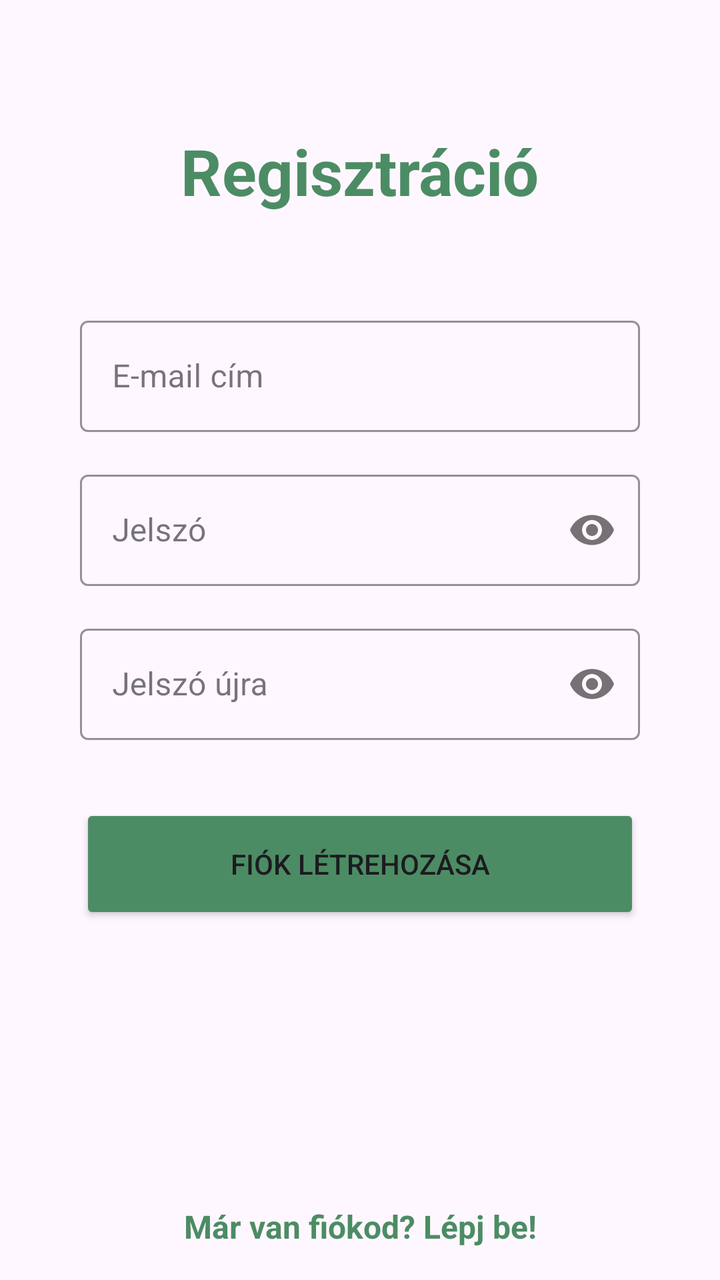
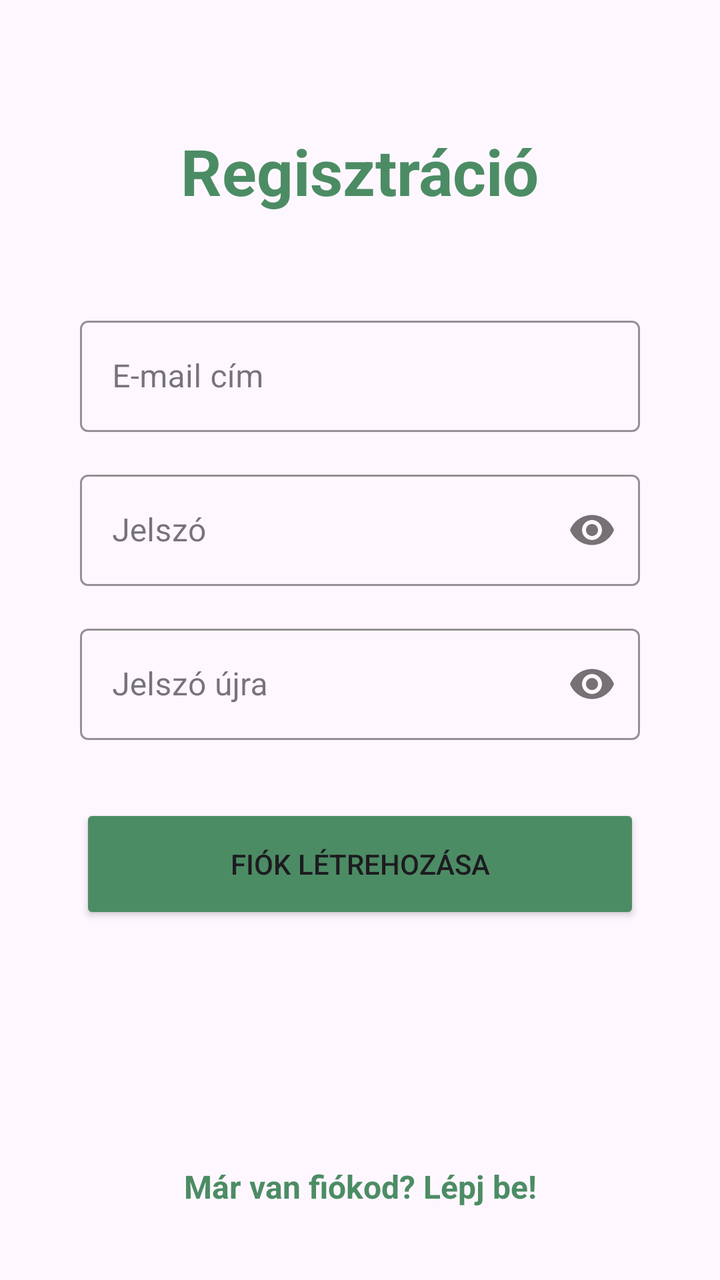

The first picture is an Android layout as it rendered before a commit; the second is the same layout after the commit. The layout source and the unified diff follow.
<!-- AndroidManifest.xml: application theme Theme.MyGameVault -->
<!-- res/layout/fragment_register.xml -->
<?xml version="1.0" encoding="utf-8"?>
<androidx.constraintlayout.widget.ConstraintLayout xmlns:android="http://schemas.android.com/apk/res/android"
    xmlns:app="http://schemas.android.com/apk/res-auto"
    xmlns:tools="http://schemas.android.com/tools"
    android:id="@+id/clRegister"
    android:layout_width="match_parent"
    android:layout_height="match_parent"
    tools:context=".Fragments.RegisterFragment">

    <TextView
        android:id="@+id/tvTitleRegister"
        android:layout_width="wrap_content"
        android:layout_height="wrap_content"
        android:layout_marginTop="64dp"
        android:text="@string/register"
        android:textColor="@color/green"
        android:textSize="32sp"
        android:textStyle="bold"
        app:layout_constraintEnd_toEndOf="parent"
        app:layout_constraintStart_toStartOf="parent"
        app:layout_constraintTop_toTopOf="parent" />

    <com.google.android.material.textfield.TextInputLayout
        android:id="@+id/tilRegisterEmail"
        style="@style/Widget.MaterialComponents.TextInputLayout.OutlinedBox"
        android:layout_width="0dp"
        android:layout_height="wrap_content"
        android:layout_marginStart="40dp"
        android:layout_marginTop="48dp"
        android:layout_marginEnd="40dp"
        android:hint="@string/email"
        app:boxStrokeColor="@color/green"
        app:hintTextColor="@color/green"
        app:layout_constraintEnd_toEndOf="parent"
        app:layout_constraintStart_toStartOf="parent"
        app:layout_constraintTop_toBottomOf="@+id/tvTitleRegister">

        <com.google.android.material.textfield.TextInputEditText
            android:id="@+id/etRegisterEmail"
            android:layout_width="match_parent"
            android:layout_height="wrap_content"
            android:inputType="textEmailAddress" />
    </com.google.android.material.textfield.TextInputLayout>

    <com.google.android.material.textfield.TextInputLayout
        android:id="@+id/tilRegisterPassword"
        style="@style/Widget.MaterialComponents.TextInputLayout.OutlinedBox"
        android:layout_width="0dp"
        android:layout_height="wrap_content"
        android:layout_marginStart="40dp"
        android:layout_marginTop="16dp"
        android:layout_marginEnd="40dp"
        android:hint="@string/password"
        app:boxStrokeColor="@color/green"
        app:hintTextColor="@color/green"
        app:passwordToggleEnabled="true"
        app:layout_constraintEnd_toEndOf="parent"
        app:layout_constraintStart_toStartOf="parent"
        app:layout_constraintTop_toBottomOf="@+id/tilRegisterEmail">

        <com.google.android.material.textfield.TextInputEditText
            android:id="@+id/etRegisterPassword"
            android:layout_width="match_parent"
            android:layout_height="wrap_content"
            android:inputType="textPassword" />
    </com.google.android.material.textfield.TextInputLayout>

    <com.google.android.material.textfield.TextInputLayout
        android:id="@+id/tilRegisterPasswordConfirm"
        style="@style/Widget.MaterialComponents.TextInputLayout.OutlinedBox"
        android:layout_width="0dp"
        android:layout_height="wrap_content"
        android:layout_marginStart="40dp"
        android:layout_marginTop="16dp"
        android:layout_marginEnd="40dp"
        android:hint="@string/password_confirm"
        app:boxStrokeColor="@color/green"
        app:hintTextColor="@color/green"
        app:passwordToggleEnabled="true"
        app:layout_constraintEnd_toEndOf="parent"
        app:layout_constraintStart_toStartOf="parent"
        app:layout_constraintTop_toBottomOf="@+id/tilRegisterPassword">

        <com.google.android.material.textfield.TextInputEditText
            android:id="@+id/etRegisterPasswordConfirm"
            android:layout_width="match_parent"
            android:layout_height="wrap_content"
            android:inputType="textPassword" />
    </com.google.android.material.textfield.TextInputLayout>

    <Button
        android:id="@+id/btnRegister"
        android:layout_width="0dp"
        android:layout_height="60dp"
        android:layout_marginTop="32dp"
        android:layout_marginStart="40dp"
        android:layout_marginEnd="40dp"
        android:text="@string/register_button"
        android:backgroundTint="@color/green"
        app:layout_constraintEnd_toEndOf="parent"
        app:layout_constraintStart_toStartOf="parent"
        app:layout_constraintTop_toBottomOf="@+id/tilRegisterPasswordConfirm" />

    <TextView
        android:id="@+id/tvLogin"
        android:layout_width="wrap_content"
        android:layout_height="wrap_content"
        android:text="@string/register_to_login"
        android:textColor="@color/green"
        android:textSize="16sp"
        android:textStyle="bold"
        android:padding="16dp"
        app:layout_constraintBottom_toBottomOf="parent"
        app:layout_constraintEnd_toEndOf="parent"
        app:layout_constraintStart_toStartOf="parent" />

</androidx.constraintlayout.widget.ConstraintLayout>
<!-- resources referenced by this layout -->
<resources>
  <color name="green">#4C8C64</color>
  <string name="email">E-mail cím</string>
  <string name="password">Jelszó</string>
  <string name="password_confirm">Jelszó újra</string>
  <string name="register">Regisztráció</string>
  <string name="register_button">Fiók létrehozása</string>
  <string name="register_to_login">Már van fiókod? Lépj be!</string>
  <style name="Theme.MyGameVault" parent="Base.Theme.MyGameVault" />
  <style name="Base.Theme.MyGameVault" parent="Theme.Material3.DayNight.NoActionBar">
          
          
      </style>
</resources>

<!-- the commit's change to res/layout/fragment_register.xml (unified diff, before → after) -->
@@ -105,11 +105,12 @@
         android:id="@+id/tvLogin"
         android:layout_width="wrap_content"
         android:layout_height="wrap_content"
+        android:layout_marginBottom="20dp"
+        android:padding="16dp"
         android:text="@string/register_to_login"
         android:textColor="@color/green"
         android:textSize="16sp"
         android:textStyle="bold"
-        android:padding="16dp"
         app:layout_constraintBottom_toBottomOf="parent"
         app:layout_constraintEnd_toEndOf="parent"
         app:layout_constraintStart_toStartOf="parent" />
